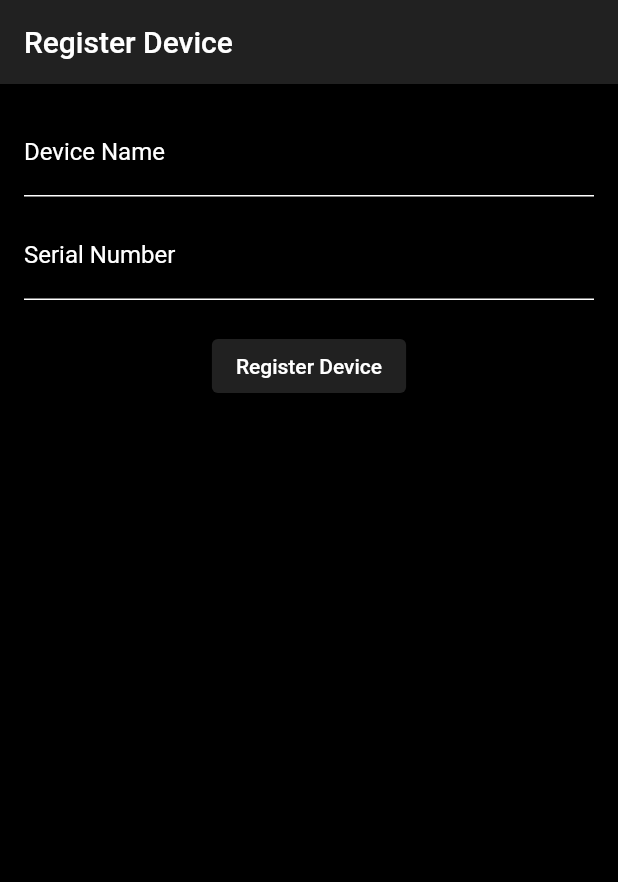
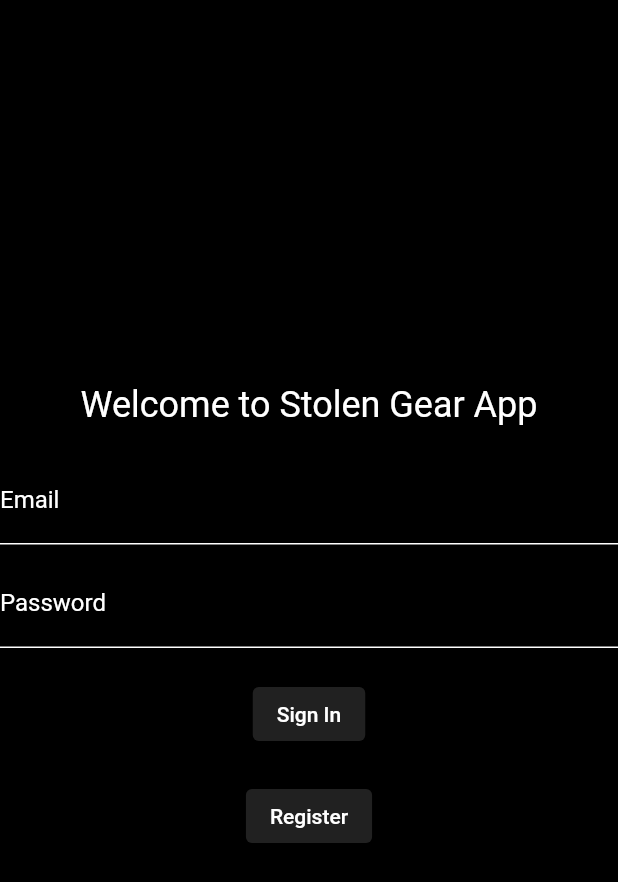
Before and after one commit to nikohoffren/stolen-or-not-app, a Flutter app: the screen it shows after launch, on a phone screen of 412 x 824 dp. Shown: the top 882 px of the screen. Run offline on Flutter 3.47's test engine with Material 2 defaults, Android fonts, the light colour scheme and no system bars; our stand-ins replace cloud_firestore, firebase_auth, firebase_core, google_sign_in; accounts and stored records are empty.

Commit message:
add login_page.dart and register_page.dart with functionality

```diff
--- a/lib/main.dart
+++ b/lib/main.dart
@@ -1,5 +1,6 @@
 import 'package:flutter/material.dart';
 import 'package:firebase_core/firebase_core.dart';
+import 'package:stolen_gear_app/views/login_page.dart';
 import 'package:stolen_gear_app/views/register_device_screen.dart';
 
 void main() async {
@@ -18,7 +19,7 @@ class MyApp extends StatelessWidget {
       theme: ThemeData(
         primarySwatch: Colors.red,
       ),
-      home: const RegisterDeviceScreen(),
+      home: const LoginPage(),
     );
   }
 }
--- /dev/null
+++ b/lib/views/login_page.dart
@@ -0,0 +1,141 @@
+// ignore_for_file: use_build_context_synchronously
+import 'package:firebase_auth/firebase_auth.dart';
+import 'package:flutter/material.dart';
+import 'package:google_sign_in/google_sign_in.dart';
+import 'package:stolen_gear_app/themes/app_colors.dart';
+import 'package:stolen_gear_app/views/register_device_screen.dart';
+import 'package:stolen_gear_app/views/register_page.dart';
+
+class LoginPage extends StatefulWidget {
+  const LoginPage({super.key});
+
+  @override
+  LoginPageState createState() => LoginPageState();
+}
+
+class LoginPageState extends State<LoginPage> {
+  final FirebaseAuth _auth = FirebaseAuth.instance;
+  final GoogleSignIn _googleSignIn = GoogleSignIn();
+
+  final _formKey = GlobalKey<FormState>();
+  final _emailController = TextEditingController();
+  final _passwordController = TextEditingController();
+
+  Future<void> _signInWithEmailPassword() async {
+    try {
+      final UserCredential userCredential =
+          await _auth.signInWithEmailAndPassword(
+        email: _emailController.text,
+        password: _passwordController.text,
+      );
+
+      // Copy context to a local variable to avoid using BuildContext across async gap
+      final localContext = context;
+
+      // Navigate to RegisterDeviceScreen after successful sign in
+      Navigator.pushReplacement(
+        localContext,
+        MaterialPageRoute(builder: (context) => const RegisterDeviceScreen()),
+      );
+    } on FirebaseAuthException catch (e) {
+      if (e.code == 'user-not-found') {
+        print('No user found for that email.');
+      } else if (e.code == 'wrong-password') {
+        print('Wrong password provided for that user.');
+      }
+    }
+  }
+
+  void _register() {
+    final localContext = context;
+
+    Navigator.push(localContext,
+        MaterialPageRoute(builder: (context) => const RegisterPage()));
+  }
+
+  @override
+  Widget build(BuildContext context) {
+    return Scaffold(
+      backgroundColor: AppColors.black,
+      body: Center(
+        child: Column(
+          mainAxisAlignment: MainAxisAlignment.center,
+          children: <Widget>[
+            const Text(
+              'Welcome to Stolen Gear App',
+              style: TextStyle(color: AppColors.white, fontSize: 24),
+            ),
+            const SizedBox(height: 20),
+            Form(
+              key: _formKey,
+              child: Column(
+                children: <Widget>[
+                  TextFormField(
+                    controller: _emailController,
+                    decoration: const InputDecoration(
+                      labelText: 'Email',
+                      labelStyle: TextStyle(color: AppColors.white),
+                      enabledBorder: UnderlineInputBorder(
+                        borderSide: BorderSide(color: AppColors.white),
+                      ),
+                      focusedBorder: UnderlineInputBorder(
+                        borderSide: BorderSide(color: AppColors.white),
+                      ),
+                    ),
+                    style: const TextStyle(color: AppColors.white),
+                    validator: (value) {
+                      if (value!.isEmpty) {
+                        return 'Please enter your email';
+                      }
+                      return null;
+                    },
+                  ),
+                  const SizedBox(height: 10),
+                  TextFormField(
+                    controller: _passwordController,
+                    decoration: const InputDecoration(
+                      labelText: 'Password',
+                      labelStyle: TextStyle(color: AppColors.white),
+                      enabledBorder: UnderlineInputBorder(
+                        borderSide: BorderSide(color: AppColors.white),
+                      ),
+                      focusedBorder: UnderlineInputBorder(
+                        borderSide: BorderSide(color: AppColors.white),
+                      ),
+                    ),
+                    obscureText: true,
+                    style: const TextStyle(color: AppColors.white),
+                    validator: (value) {
+                      if (value!.isEmpty) {
+                        return 'Please enter your password';
+                      }
+                      return null;
+                    },
+                  ),
+                  const SizedBox(height: 20),
+                  ElevatedButton(
+                    onPressed: _signInWithEmailPassword,
+                    style: ElevatedButton.styleFrom(
+                      backgroundColor: AppColors.primaryColor,
+                      foregroundColor: AppColors.white,
+                    ),
+                    child: const Text('Sign In'),
+                  ),
+                  const SizedBox(height: 20),
+                  ElevatedButton(
+                    onPressed: _register,
+                    style: ElevatedButton.styleFrom(
+                      backgroundColor: AppColors.primaryColor,
+                      foregroundColor: AppColors.white,
+                    ),
+                    child: const Text('Register'),
+                  ),
+                ],
+              ),
+            ),
+          ],
+        ),
+      ),
+    );
+  }
+}
--- a/pubspec.yaml
+++ b/pubspec.yaml
@@ -38,6 +38,7 @@ dependencies:
   firebase_auth: ^4.6.3
   cloud_firestore: ^4.8.1
   firebase_core: ^2.14.0
+  google_sign_in: ^6.1.4
 
 dev_dependencies:
   flutter_test:
```
Also changed, not shown: lib/views/register_page.dart (added, +128 -0 lines), pubspec.lock.
